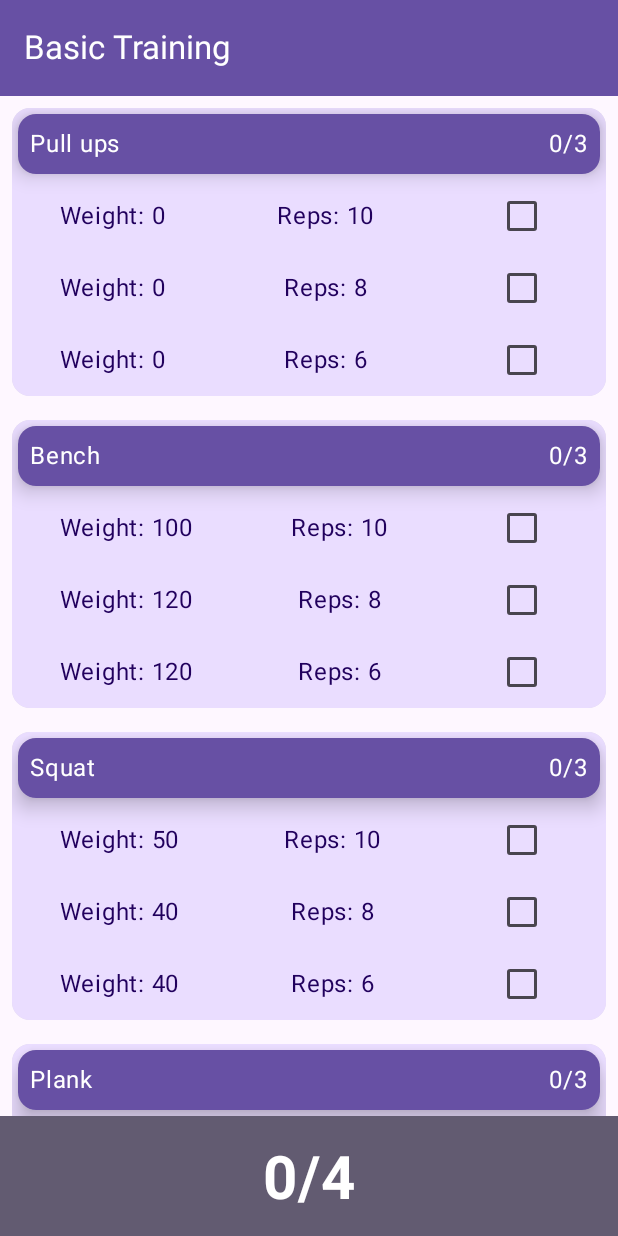
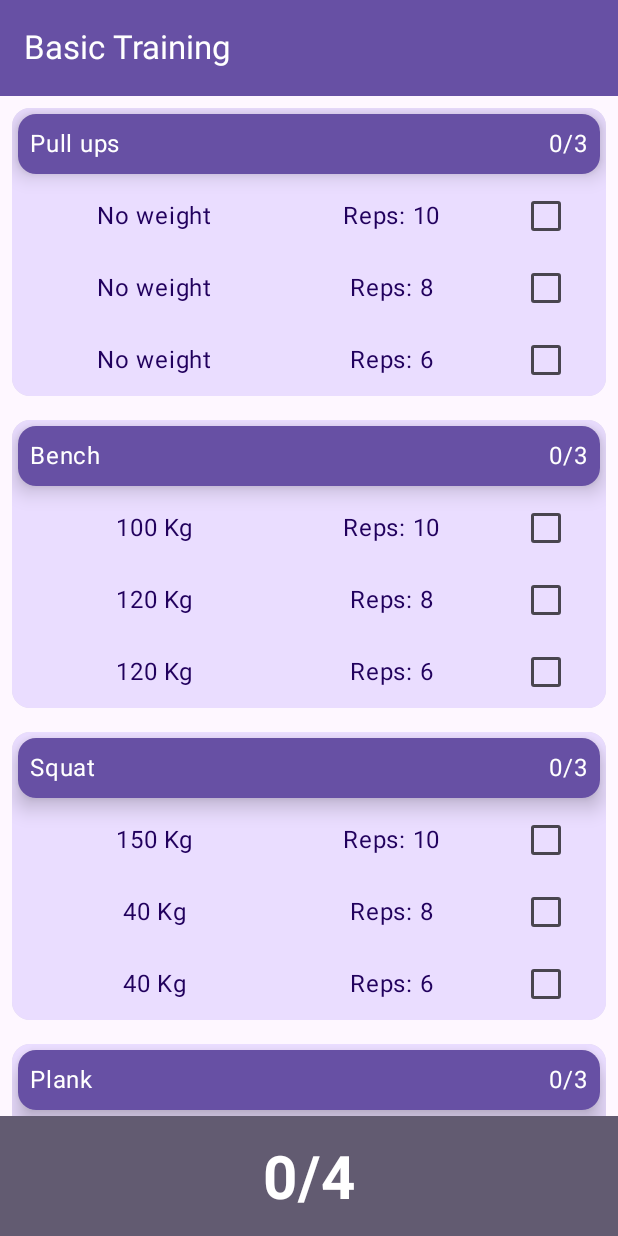
Before and after one commit to tondracek/WorkoutPlan, an Android app built with Jetpack Compose: the screen it shows after launch (MainActivity), on a phone screen of 412 x 824 dp. Run offline under Robolectric (Android 15) with nearby library versions, the phone set to English and light mode, and no system bars.

Commit message:
WeightSet and TimedSet done

```diff
--- a/app/src/main/java/com/example/workoutplan/ExerciseSet.kt
+++ b/app/src/main/java/com/example/workoutplan/ExerciseSet.kt
@@ -4,7 +4,7 @@ interface ExerciseSet {
     var done: Boolean
 }
 
-class WeightSet(val weight: Int, val reps: Int) : ExerciseSet {
+class WeightSet(val weight: Int, val reps: Int, val unit: String = "Kg") : ExerciseSet {
     override var done: Boolean = false
 }
 
--- a/app/src/main/java/com/example/workoutplan/ui/ExerciseView.kt
+++ b/app/src/main/java/com/example/workoutplan/ui/ExerciseView.kt
@@ -63,7 +63,7 @@ fun ExerciseView(exercise: Exercise, updateParent: () -> Unit) {
                     Column(
                         Modifier
                             .fillMaxWidth()
-                            .padding(horizontal = 32.dp),
+                            .padding(horizontal = 16.dp),
                         horizontalAlignment = Alignment.CenterHorizontally
                     ) {
                         for (set in exercise.sets) {
--- a/app/src/main/java/com/example/workoutplan/ui/SetView.kt
+++ b/app/src/main/java/com/example/workoutplan/ui/SetView.kt
@@ -1,10 +1,12 @@
 package com.example.workoutplan.ui
 
 import android.content.Context
+import android.os.Build
 import android.os.CountDownTimer
 import android.os.VibrationEffect
 import android.os.Vibrator
-import androidx.compose.foundation.layout.Arrangement
+import android.os.VibratorManager
+import androidx.compose.foundation.layout.Box
 import androidx.compose.foundation.layout.Column
 import androidx.compose.foundation.layout.Row
 import androidx.compose.foundation.layout.fillMaxWidth
@@ -24,7 +26,9 @@ import androidx.compose.runtime.remember
 import androidx.compose.ui.Alignment
 import androidx.compose.ui.Modifier
 import androidx.compose.ui.graphics.vector.ImageVector
+import androidx.compose.ui.platform.LocalContext
 import androidx.compose.ui.res.vectorResource
+import androidx.compose.ui.text.style.TextAlign
 import androidx.compose.ui.unit.dp
 import androidx.compose.ui.unit.sp
 import com.example.workoutplan.ExerciseSet
@@ -47,17 +51,40 @@ fun SetView(exerciseName: String, set: ExerciseSet, updateParent: () -> Unit) {
 
     Row(
         modifier = Modifier.fillMaxWidth(),
-        horizontalArrangement = Arrangement.SpaceBetween,
         verticalAlignment = Alignment.CenterVertically,
     ) {
         if (set is WeightSet) {
-            Text(text = "Weight: ${set.weight}")
-            Text(text = "Reps: ${set.reps}")
+            Text(
+                text =
+                if (set.weight != 0) {
+                    "${set.weight} ${set.unit}"
+                } else {
+                    "No weight"
+                },
+                textAlign = TextAlign.Center,
+                modifier = Modifier
+                    .weight(1f)
+            )
+            Text(
+                text = "Reps: ${set.reps}",
+                textAlign = TextAlign.Center,
+                modifier = Modifier
+                    .weight(1f)
+            )
         } else if (set is TimedSet) {
-            Text(text = "Time: ${set.seconds}")
-            IconButton(onClick = {
-                showTimePopup.value = !showTimePopup.value
-            }) {
+            Text(
+                text = "Time: ${set.seconds}",
+                textAlign = TextAlign.Center,
+                modifier = Modifier
+                    .weight(1f)
+            )
+            IconButton(
+                onClick = {
+                    showTimePopup.value = !showTimePopup.value
+                },
+                modifier = Modifier
+                    .weight(1f)
+            ) {
                 Icon(
                     ImageVector.vectorResource(
                         id = R.drawable.outline_timer_24
@@ -73,7 +100,7 @@ fun SetView(exerciseName: String, set: ExerciseSet, updateParent: () -> Unit) {
                 doneState.value = it
                 set.done = it
                 updateParent()
-            },
+            }
         )
     }
 
@@ -94,11 +121,13 @@ fun TimePopup(
     doneState: MutableState<Boolean>,
     showPopup: MutableState<Boolean>
 ) {
+    val context = LocalContext.current
+
     val time = remember {
         mutableStateOf(timedSet.seconds * 1000L)
     }
 
-    var timerState = remember {
+    val timerState = remember {
         mutableStateOf(TimerState.NOT_STARTED)
     }
 
@@ -109,12 +138,16 @@ fun TimePopup(
 
         override fun onFinish() {
             timerState.value = TimerState.FINISHED
+            doneState.value = true
+            vibratePhone(context = context)
         }
     }
 
     AlertDialog(
         title = {
-            Text(text = exerciseName)
+            Box(modifier = Modifier.fillMaxWidth(), contentAlignment = Alignment.Center) {
+                Text(text = exerciseName)
+            }
         },
         onDismissRequest = {
             showPopup.value = false
@@ -131,7 +164,7 @@ fun TimePopup(
         },
         confirmButton = {
             Button(
-                onClick = { doneState.value = true; showPopup.value = false },
+                onClick = { showPopup.value = false },
                 enabled = timerState.value == TimerState.FINISHED,
                 colors = ButtonDefaults.buttonColors(containerColor = done_button)
             ) {
@@ -181,10 +214,16 @@ enum class TimerState {
 }
 
 fun vibratePhone(context: Context) {
-    val vibrator = context.getSystemService(Context.VIBRATOR_SERVICE) as? Vibrator
+    val vibrator = if (Build.VERSION.SDK_INT >= Build.VERSION_CODES.S) {
+        val vibratorManager =
+            context.getSystemService(Context.VIBRATOR_MANAGER_SERVICE) as? VibratorManager
+        vibratorManager?.defaultVibrator
+    } else {
+        context.getSystemService(Context.VIBRATOR_SERVICE) as? Vibrator
+    }
 
     if (vibrator?.hasVibrator() == true) {
-        val effect = VibrationEffect.createOneShot(1000, VibrationEffect.DEFAULT_AMPLITUDE)
+        val effect = VibrationEffect.createWaveform(longArrayOf(0, 150, 50, 150), -1)
         vibrator.vibrate(effect)
     }
 }
--- a/app/src/main/java/com/example/workoutplan/ui/TrainingLayout.kt
+++ b/app/src/main/java/com/example/workoutplan/ui/TrainingLayout.kt
@@ -129,7 +129,7 @@ fun TrainingLayoutPreview() {
     )
     exercises.add(
         Exercise(name = "Squat")
-            .addSet(WeightSet(50, 10))
+            .addSet(WeightSet(150, 10))
             .addSet(WeightSet(40, 8))
             .addSet(WeightSet(40, 6))
     )
```
